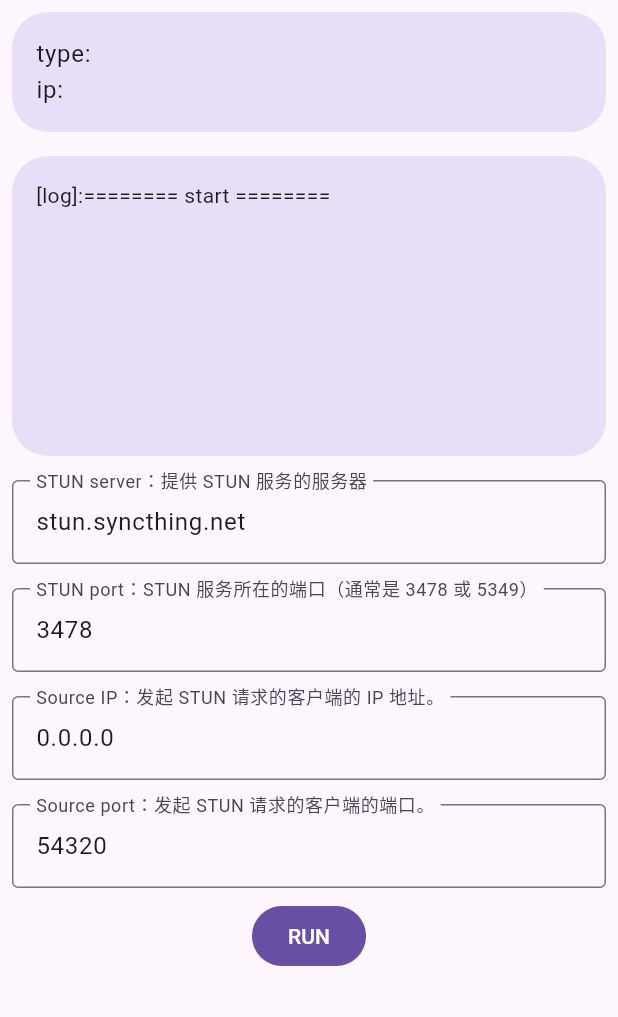
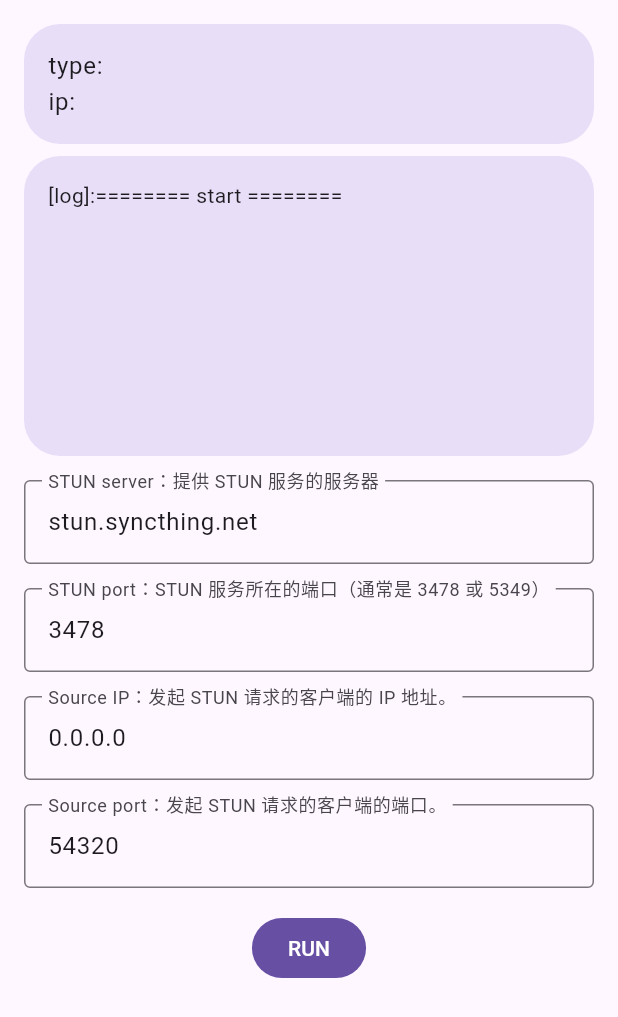
Before and after one commit to liberately/Purity-NAT-Type-Tester, a Flutter app: the screen it shows after launch, on a phone screen of 412 x 824 dp. Shown: the top 1017 px of the screen. Run offline on Flutter 3.47's test engine with Material 3 defaults, Android fonts, the phone set to English and light mode, and no system bars; drawn by our look-alikes of dynamic_color.

Commit message:
Refactor main.dart layout and UI components for improved readability.

```diff
--- a/lib/checker.dart
+++ b/lib/checker.dart
@@ -108,7 +108,7 @@ Future<NATTestResult> performNATTest(
     return await completer.future.timeout(const Duration(seconds: 3));
   } catch (e) {
     if (count > 0) {
-      print("retry:${e}");
+      print("catch:${e}");
       return performNATTest(socket, stunHost, stunPort, sourceIp, sourcePort, extraData: extraData, count: count - 1);
     }
     return NATTestResult.UNKNOWN;
--- a/lib/main.dart
+++ b/lib/main.dart
@@ -135,20 +135,18 @@ class _HomePageState extends State<HomePage> {
     return Scaffold(
       body: SafeArea(
         child: SingleChildScrollView(
+          child: Padding(
+            padding: const EdgeInsets.all(16),
             child: Column(
               children: [
-              Padding(
-                padding: const EdgeInsets.all(8.0),
-                child: Container(
+                Container(
                   padding: const EdgeInsets.all(16.0),
                   width: double.infinity,
                   decoration: BoxDecoration(color: Theme.of(context).colorScheme.secondaryContainer, borderRadius: BorderRadius.circular(24)),
                   child: Text(getInfo(mNATTestResult), style: Theme.of(context).textTheme.bodyLarge),
                 ),
-              ),
-              Padding(
-                padding: const EdgeInsets.all(8.0),
-                child: Container(
+                SizedBox(height: 8),
+                Container(
                   padding: const EdgeInsets.all(16.0),
                   width: double.infinity,
                   height: 200,
@@ -160,20 +158,16 @@ class _HomePageState extends State<HomePage> {
                     },
                   ),
                 ),
-              ),
-              Padding(
-                padding: const EdgeInsets.all(8.0),
-                child: TextField(
+                SizedBox(height: 16),
+                TextField(
                   controller: stunHostController,
                   decoration: InputDecoration(
                     border: OutlineInputBorder(),
                     labelText: 'STUN server：提供 STUN 服务的服务器',
                   ),
                 ),
-              ),
-              Padding(
-                padding: const EdgeInsets.all(8.0),
-                child: TextField(
+                SizedBox(height: 16),
+                TextField(
                   keyboardType: TextInputType.number,
                   inputFormatters: [
                     FilteringTextInputFormatter.digitsOnly,
@@ -184,20 +178,16 @@ class _HomePageState extends State<HomePage> {
                     labelText: 'STUN port：STUN 服务所在的端口（通常是 3478 或 5349）',
                   ),
                 ),
-              ),
-              Padding(
-                padding: const EdgeInsets.all(8.0),
-                child: TextField(
+                SizedBox(height: 16),
+                TextField(
                   controller: sourceIpController,
                   decoration: InputDecoration(
                     border: OutlineInputBorder(),
                     labelText: 'Source IP：发起 STUN 请求的客户端的 IP 地址。',
                   ),
                 ),
-              ),
-              Padding(
-                padding: const EdgeInsets.all(8.0),
-                child: TextField(
+                SizedBox(height: 16),
+                TextField(
                   keyboardType: TextInputType.number,
                   inputFormatters: [
                     FilteringTextInputFormatter.digitsOnly,
@@ -208,7 +198,7 @@ class _HomePageState extends State<HomePage> {
                     labelText: 'Source port：发起 STUN 请求的客户端的端口。',
                   ),
                 ),
-              ),
+                SizedBox(height: 16),
                 FilledButton(
                   onPressed: isTestRunning ? null : test,
                   child: Text("RUN"),
@@ -217,6 +207,7 @@ class _HomePageState extends State<HomePage> {
             ),
           ),
         ),
+      ),
     );
   }
 }
```
Lines whose indentation alone changed are shown as unchanged.
